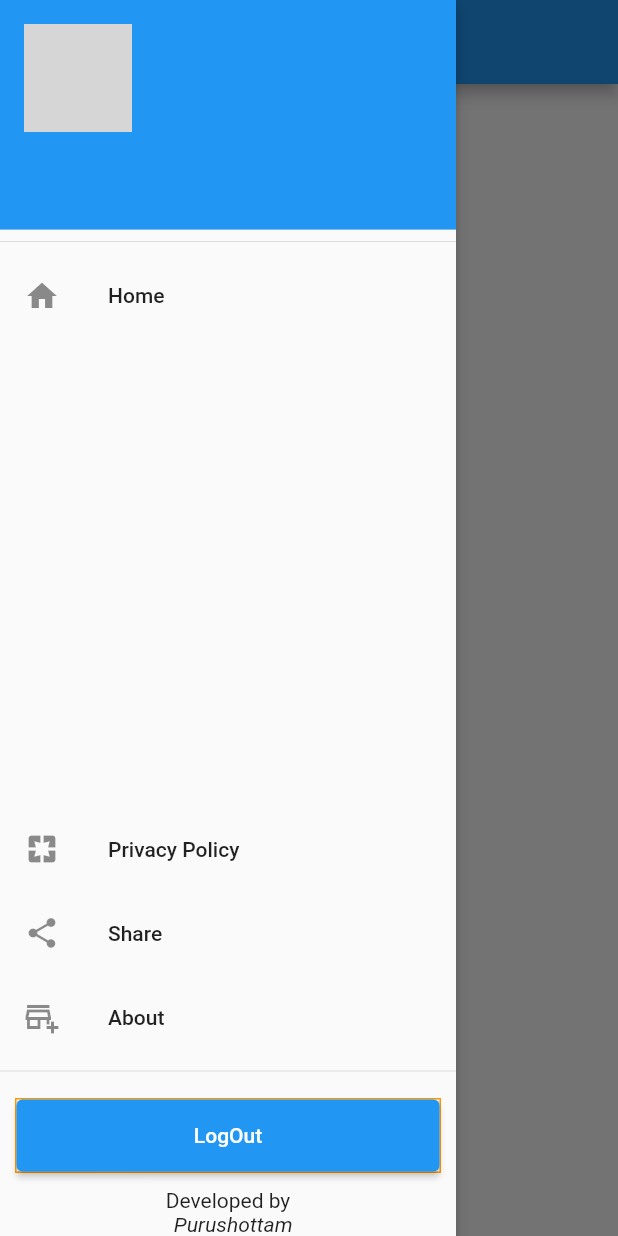
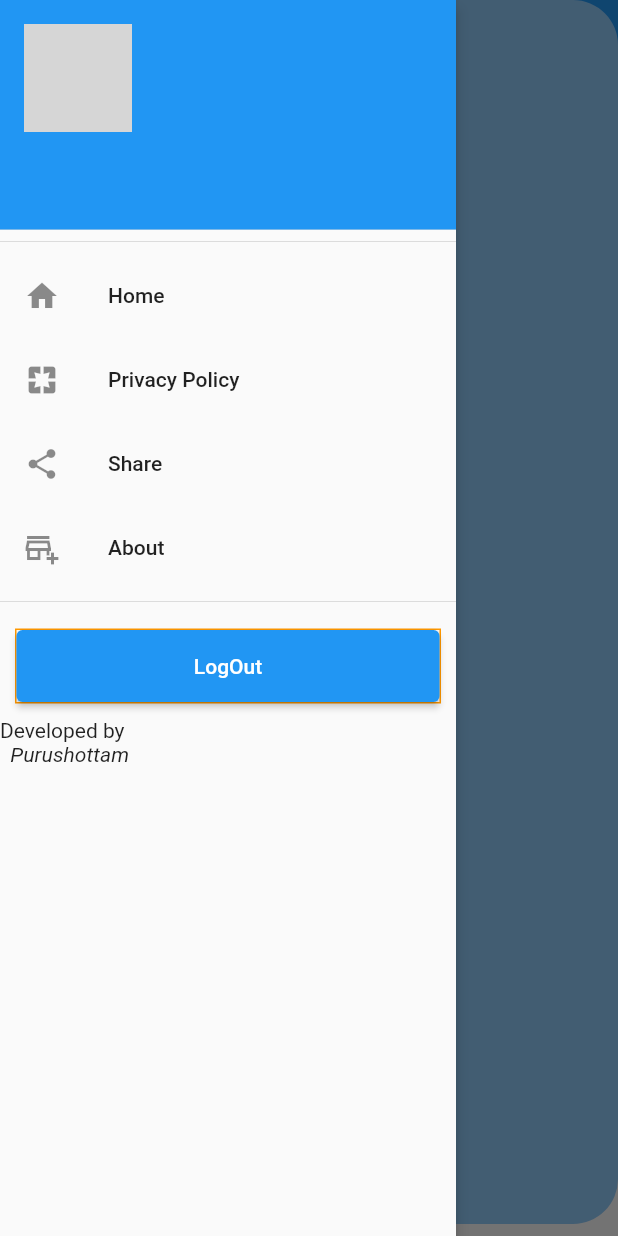
Before and after one commit to pks050505/Group_event_manager, a Flutter app: the screen it shows once a user with an empty profile is signed in, with the side drawer open, on a phone screen of 412 x 824 dp. Run offline on Flutter 3.47's test engine with Material 2 defaults, Android fonts, the phone set to English and light mode, and no system bars; our stand-ins replace built_value, cloud_firestore, firebase_analytics, firebase_auth, firebase_core, flutter_riverpod and 4 more; missing offline and left inert: dart:js; accounts and stored records are empty; generated files the repository leaves out were written again; grey boxes are pictures that could not be loaded.

Commit message:
added some features

```diff
--- a/lib/main.dart
+++ b/lib/main.dart
@@ -1,3 +1,6 @@
+import 'package:contribution_app/route/addProject.dart';
+import 'package:firebase_analytics/firebase_analytics.dart';
+import 'package:firebase_analytics/observer.dart';
 import 'package:firebase_core/firebase_core.dart';
 import 'package:flutter_riverpod/flutter_riverpod.dart';
 import 'screens/screens.dart';
@@ -14,8 +17,11 @@ class MyApp extends StatelessWidget {
   @override
   Widget build(BuildContext context) {
     return MaterialApp(
-      title: 'Group event manager',
+      title: 'Chanda',
       debugShowCheckedModeBanner: false,
+      navigatorObservers: [
+        FirebaseAnalyticsObserver(analytics: FirebaseAnalytics())
+      ],
       theme: ThemeData(
         primarySwatch: Colors.blue,
         visualDensity: VisualDensity.adaptivePlatformDensity,
@@ -33,6 +39,7 @@ class MyApp extends StatelessWidget {
         UserExpence.route: (_) => UserExpence(),
         AddSingleDonation.route: (_) => AddSingleDonation(),
         AddSingleExpence.route: (_) => AddSingleExpence(),
+        AddProject.route: (_) => AddProject(),
       },
     );
   }
--- a/lib/models/DonationModel.dart
+++ b/lib/models/DonationModel.dart
@@ -4,7 +4,7 @@ class DonationModel {
   final String title;
   final Timestamp time;
 
-  final String givenAmount;
+  final num givenAmount;
   DonationModel({this.title, this.givenAmount, this.time});
   factory DonationModel.fromMap(Map data) {
     return DonationModel(
--- a/lib/models/expenceModel.dart
+++ b/lib/models/expenceModel.dart
@@ -3,12 +3,11 @@ import 'package:cloud_firestore/cloud_firestore.dart';
 class ExpenceModel {
   final String title;
   final Timestamp time;
-
   final num givenAmount;
   ExpenceModel({this.title, this.givenAmount, this.time});
   factory ExpenceModel.fromMap(Map data) {
     return ExpenceModel(
-      title: data['title'] ?? 'null',
+      title: data['title'] ?? 'Unnamed',
       time: data['time'],
       givenAmount: data['givenAmount'],
     );
--- a/lib/providers/auth_provider.dart
+++ b/lib/providers/auth_provider.dart
@@ -3,19 +3,19 @@ import 'package:contribution_app/sevices/authService.dart';
 import 'package:firebase_auth/firebase_auth.dart';
 
 //FirebaseAuth.instance provider Like a singleTon pattern
-final firbaseAuthProvider = Provider<FirebaseAuth>((ref) {
+final firbaseAuthInstance = Provider<FirebaseAuth>((ref) {
   return FirebaseAuth.instance;
 });
 //s
-final authServiceProvider = Provider<AuthService>((ref) {
-  return AuthService(ref.read(firbaseAuthProvider));
+final authClassProvider = Provider<AuthService>((ref) {
+  return AuthService(ref.read(firbaseAuthInstance));
 });
-final authStateProvider = StreamProvider<User>((ref) {
-  return ref.watch(authServiceProvider).onAuthStateChanges;
+final authStreamProvider = StreamProvider<User>((ref) {
+  return ref.watch(authClassProvider).onAuthStateChanges;
 });
 
 final userProvider = StateProvider<User>((ref) {
-  final user = ref.watch(authStateProvider).data?.value;
+  final user = ref.watch(authStreamProvider).data?.value;
   return user;
 });
 final uidProvider = StateProvider<String>((ref) {
--- a/lib/route/addProject.dart
+++ b/lib/route/addProject.dart
@@ -4,6 +4,7 @@ import 'package:contribution_app/providers/providers.dart';
 import 'package:uuid/uuid.dart';
 
 class AddProject extends StatefulWidget {
+  static const route = '/addProject';
   @override
   _AddProjectState createState() => _AddProjectState();
 }
@@ -15,13 +16,13 @@ class _AddProjectState extends State<AddProject> {
 
   @override
   Widget build(BuildContext context) {
-    Future _save(BuildContext context) {
+    Future<void> _save(BuildContext context) {
       if (_formState.currentState.validate()) {
         Project project = Project(
           title: _titleController.text,
           id: Uuid().v4(),
         );
-        context.read(addProjectProvider(project));
+        context.read(addPrivateProjectProvider(project));
       }
     }
 
--- a/lib/route/addSingleExpence.dart
+++ b/lib/route/addSingleExpence.dart
@@ -52,15 +52,15 @@ class AddSingleExpence extends StatelessWidget {
                   return null;
                 },
                 decoration: InputDecoration(
-                  hintText: 'Enter  Amount',
-                  labelText: 'amount',
+                  hintText: 'Donation',
+                  labelText: '\$ 501',
                 ),
               ),
               SizedBox(height: 50),
               ElevatedButton(
                 onPressed: () {
                   var expence = ExpenceModel(
-                    givenAmount: num.parse(_amountController.text),
+                    givenAmount: num.tryParse(_amountController.text),
                     title: _titleController.text,
                   );
                   context.read(addUserExpenceProvider(expence));
--- a/lib/route/homeOrLogin.dart
+++ b/lib/route/homeOrLogin.dart
@@ -1,14 +1,14 @@
 import 'package:contribution_app/providers/auth_provider.dart';
 import 'package:contribution_app/providers/providers.dart';
 import 'package:contribution_app/screens/screens.dart';
-import 'package:flutter_riverpod/all.dart';
+
 import 'package:flutter/material.dart';
 
 class HomeOrLogin extends ConsumerWidget {
   static const route = '/homeOrLogin';
   @override
   Widget build(BuildContext context, watch) {
-    final user = watch(authStateProvider).data?.value;
+    final user = watch(authStreamProvider).data?.value;
     return user != null ? Dashboard() : Login();
   }
 }
--- a/lib/screens/dashboard.dart
+++ b/lib/screens/dashboard.dart
@@ -1,11 +1,9 @@
 import 'package:contribution_app/providers/providers.dart';
 import 'package:contribution_app/route/addProject.dart';
-
 import 'package:contribution_app/shared/appDrawer.dart';
+import 'package:contribution_app/shared/widgets.dart';
 import 'package:contribution_app/widgets/project_Item.dart';
 import 'package:flutter/material.dart';
-import 'package:font_awesome_flutter/font_awesome_flutter.dart';
-import 'package:flutter_riverpod/all.dart';
 
 class Dashboard extends StatelessWidget {
   static const route = '/dashboard';
@@ -37,15 +35,9 @@ class Dashboard extends StatelessWidget {
       ),
       floatingActionButtonAnimator: FloatingActionButtonAnimator.scaling,
       floatingActionButtonLocation: FloatingActionButtonLocation.centerDocked,
-      floatingActionButton: FloatingActionButton(
-        child: Icon(FontAwesomeIcons.plus),
-        elevation: 4,
-        onPressed: () {
-          Navigator.push(context, MaterialPageRoute(builder: (_) {
-            return AddProject();
-          }));
-        },
-      ),
+      floatingActionButton: bottomNavigation('add Project', () {
+        Navigator.pushNamed(context, AddProject.route);
+      }),
     );
   }
 }
--- a/lib/screens/login.dart
+++ b/lib/screens/login.dart
@@ -13,10 +13,10 @@ class Login extends ConsumerWidget {
   }
 
   @override
-  Widget build(BuildContext context, watch) {
+  Widget build(context, watch) {
     final email = watch(emailProvider).state;
     final password = watch(passwordProvider).state;
-    final _auth = watch(authServiceProvider);
+    final _auth = watch(authClassProvider);
     return Scaffold(
       body: Padding(
         padding: EdgeInsets.symmetric(horizontal: 8),
@@ -50,7 +50,7 @@ class Login extends ConsumerWidget {
                   Buttons.Google,
                   text: 'Login with google',
                   onPressed: () async {
-                    await context.read(authServiceProvider).googleSignIn();
+                    await _auth.googleSignIn();
                   },
                 ),
               ],
--- a/lib/screens/screens.dart
+++ b/lib/screens/screens.dart
@@ -9,3 +9,4 @@ export 'package:flutter/material.dart';
 export './projectScreen.dart';
 export '../route/addSingleDonation.dart';
 export '../route/addSingleExpence.dart';
+export '../route/addProject.dart';
--- a/lib/shared/appDrawer.dart
+++ b/lib/shared/appDrawer.dart
@@ -16,7 +16,7 @@ class AppDrawer extends ConsumerWidget {
 
     return Drawer(
         elevation: 4,
-        child: Column(
+        child: ListView(
           children: [
             Consumer(
               builder: (context, watch, child) {
@@ -59,7 +59,6 @@ class AppDrawer extends ConsumerWidget {
                 Navigator.pushReplacementNamed(context, Dashboard.route);
               },
             ),
-            Spacer(),
             ListTile(
               title: Text('Privacy Policy'),
               leading: Icon(Icons.pages),
@@ -79,6 +78,7 @@ class AppDrawer extends ConsumerWidget {
               },
             ),
             Divider(),
+            Spacer(),
             Container(
               margin: EdgeInsets.all(10),
               width: double.infinity,
@@ -91,7 +91,7 @@ class AppDrawer extends ConsumerWidget {
                   'LogOut',
                 ),
                 onPressed: () async {
-                  await context.read(authServiceProvider).logOut();
+                  await context.read(authClassProvider).logOut();
                 },
               ),
             ),
--- /dev/null
+++ b/lib/shared/widgets.dart
@@ -0,0 +1,26 @@
+import 'package:contribution_app/screens/screens.dart';
+
+bottomNavigation(String title, Function onTap) {
+  return InkWell(
+    onTap: onTap,
+    child: Container(
+      alignment: Alignment.center,
+      padding: EdgeInsets.all(8),
+      margin: EdgeInsets.only(bottom: 8),
+      decoration: BoxDecoration(
+        color: Colors.blue[200],
+        borderRadius: BorderRadius.circular(30),
+      ),
+      child: Row(
+        mainAxisSize: MainAxisSize.min,
+        children: [
+          Icon(Icons.add),
+          SizedBox(
+            width: 10,
+          ),
+          Text(title)
+        ],
+      ),
+    ),
+  );
+}
--- a/lib/widgets/project_Item.dart
+++ b/lib/widgets/project_Item.dart
@@ -11,7 +11,7 @@ class ProjectItem extends StatelessWidget {
   Widget build(BuildContext context) {
     return InkWell(
       onTap: () {
-        Navigator.pushNamed(context, ProjectScreen.route, arguments: project);
+        Navigator.pushNamed(context, ProjectScreen.route);
         context.read(projectIdPro).state = project.id;
       },
       child: Container(
--- a/pubspec.yaml
+++ b/pubspec.yaml
@@ -34,6 +34,7 @@ dependencies:
   font_awesome_flutter: ^8.11.0
   flutter_signin_button: ^1.1.0
   uuid: ^2.2.2
+  velocity_x: ^1.4.1
   flutter_riverpod: ^0.12.4
   built_value:
 
```
Also changed, not shown: lib/providers/db_provider.dart (+26 -1 lines), lib/route/addSingleDonation.dart (+16 -8 lines), lib/screens/projectScreen.dart (+4 -4 lines), lib/screens/single_project/Donation.dart (+4 -7 lines), lib/screens/single_project/expence.dart (+29 -25 lines), lib/sevices/authService.dart (+10 -0 lines), pubspec.lock.
